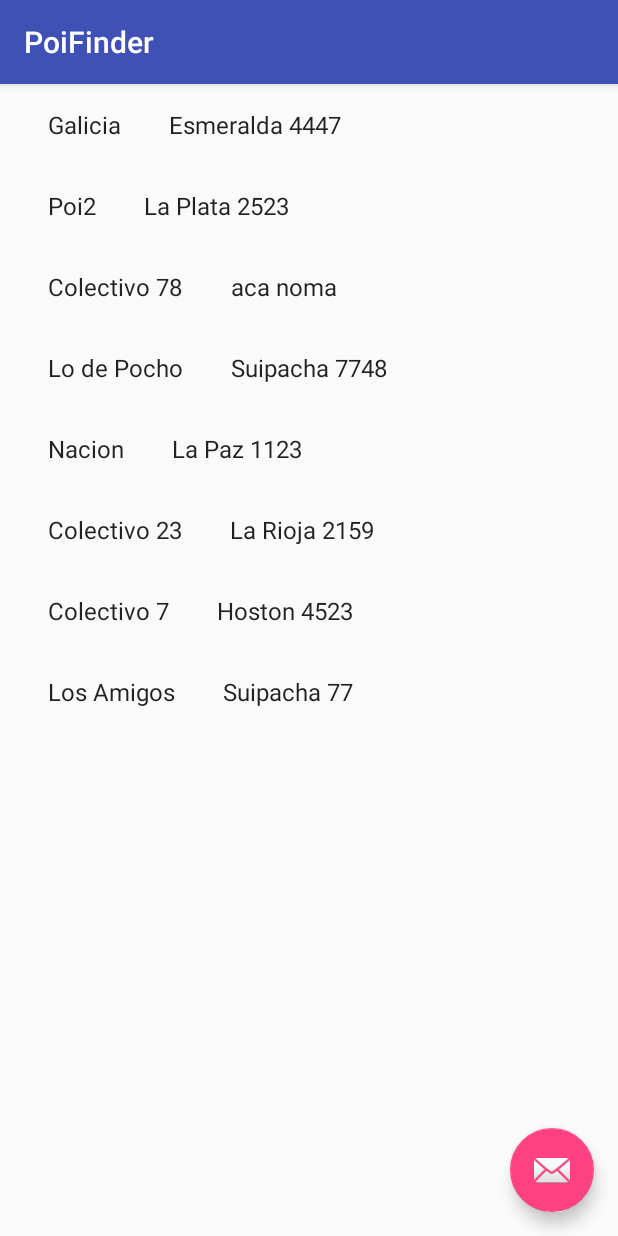
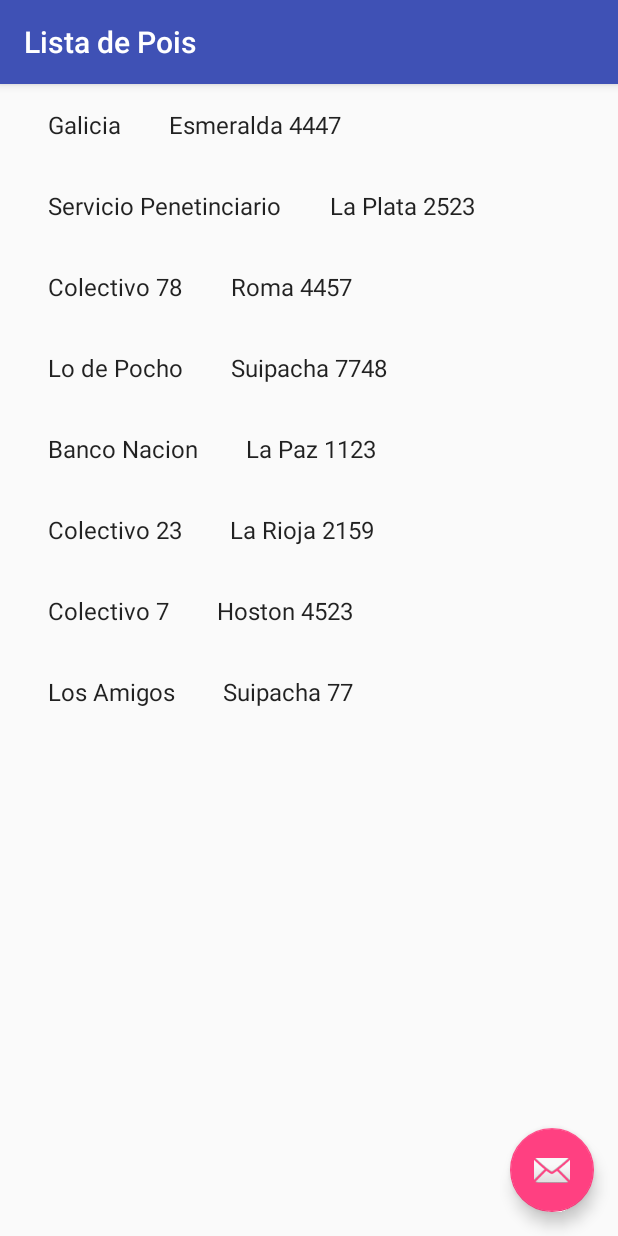
Before and after one commit to jahesa/PoiFinder-Android, an Android app: the screen it shows after launch (PoiListActivity), on a phone screen of 412 x 824 dp. Run offline under Robolectric (Android 15) with nearby library versions, the phone set to English and light mode, and no system bars.

Commit message:
Últimos POIS en la Colección y modificación de Titulo

```diff
--- a/PoiFinder/app/src/main/java/edu/unsam/algo3/poifinder/model/RepoPois.java
+++ b/PoiFinder/app/src/main/java/edu/unsam/algo3/poifinder/model/RepoPois.java
@@ -15,19 +15,19 @@ public class RepoPois {
         poi1.setDireccion("Esmeralda 4447");
 
         Poi poi2 = new CGP(2);
-        poi2.setNombre("Poi2");
+        poi2.setNombre("Servicio Penetinciario");
         poi2.setDireccion("La Plata 2523");
 
         Poi poi3 = new Colectivo(3);
         poi3.setNombre("Colectivo 78");
-        poi3.setDireccion("aca noma");
+        poi3.setDireccion("Roma 4457");
 
         Poi poi4 = new Local(4);
         poi4.setNombre("Lo de Pocho");
         poi4.setDireccion("Suipacha 7748");
 
         Poi poi5 = new Banco(5);
-        poi5.setNombre("Nacion");
+        poi5.setNombre("Banco Nacion");
         poi5.setDireccion("La Paz 1123");
 
         Poi poi6 = new Colectivo(6);
--- a/PoiFinder/app/src/main/res/values/strings.xml
+++ b/PoiFinder/app/src/main/res/values/strings.xml
@@ -1,4 +1,4 @@
 <resources>
-    <string name="app_name">PoiFinder</string>
+    <string name="app_name">Lista de Pois</string>
     <string name="title_poi_detail">Poi Detail</string>
 </resources>
```
